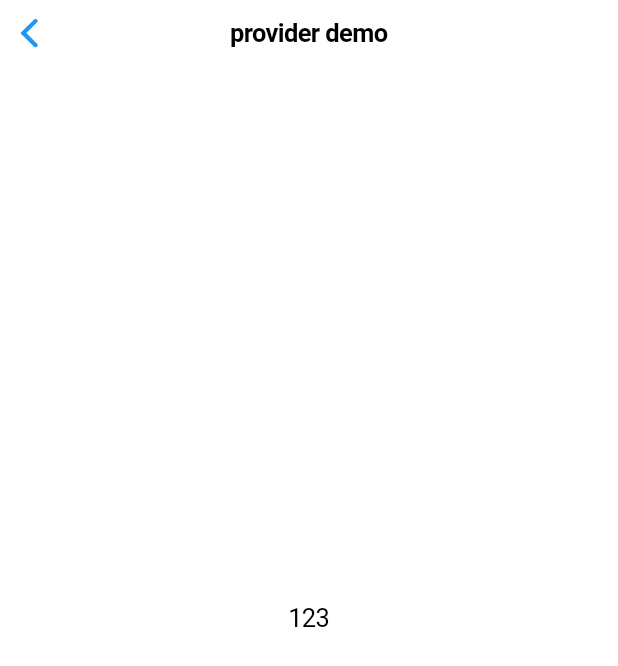
After one commit to chdo002/DDU, a Flutter app: the SatePageView screen opened directly, after a tap on "Provider demo", on a phone screen of 412 x 824 dp. The commit adds this screen. Shown: the top 666 px of the screen. Run offline on Flutter 3.47's test engine with Material 2 defaults, Android fonts, the phone set to English and light mode, and no system bars; missing offline and left inert: random_color; project files that could hold a hidden picture were left out.

Commit message:
provider

```diff
--- a/flutter_demo/my_flutter/lib/demo/state_page/state_page.dart
+++ b/flutter_demo/my_flutter/lib/demo/state_page/state_page.dart
@@ -1,6 +1,7 @@
 import 'package:flutter/cupertino.dart';
 import 'package:flutter/foundation.dart';
 import 'package:flutter/material.dart';
+import 'package:my_flutter/demo/state_page/sub_page/provider_page.dart';
 
 class ShareDataWidget extends InheritedWidget {
   const ShareDataWidget({
@@ -78,6 +79,15 @@ class SatePageViewSate extends State<SatePageView> {
                   child: const Text("Increment"),
                   //每点击一次，将count自增，然后重新build,ShareDataWidget的data将被更新
                   onPressed: () => setState(() => ++count),
+                ),
+                ElevatedButton(
+                  onPressed: () {
+                    // ProviderPage
+                    Navigator.push(context, CupertinoPageRoute(builder: (c) {
+                      return ProviderPage();
+                    }));
+                  },
+                  child: const Text("Provider demo"),
                 )
               ],
             ),
--- /dev/null
+++ b/flutter_demo/my_flutter/lib/demo/state_page/sub_page/provider_page.dart
@@ -0,0 +1,16 @@
+import 'package:flutter/cupertino.dart';
+
+class ProviderPage extends StatefulWidget {
+  @override
+  State<StatefulWidget> createState() {
+    return ProviderPageState();
+  }
+}
+
+class ProviderPageState extends State<ProviderPage> {
+  @override
+  Widget build(BuildContext context) {
+    return CupertinoPageScaffold(
+        navigationBar: CupertinoNavigationBar(middle: Text('provider demo')), child: Center(child: Text('123')));
+  }
+}
```
Also changed, not shown: flutter_demo/my_flutter/lib/AboutState/AboutSateProvider.dart (+7 -6 lines), flutter_demo/my_flutter/lib/AboutState/value_listen_demo.dart (+7 -4 lines).
